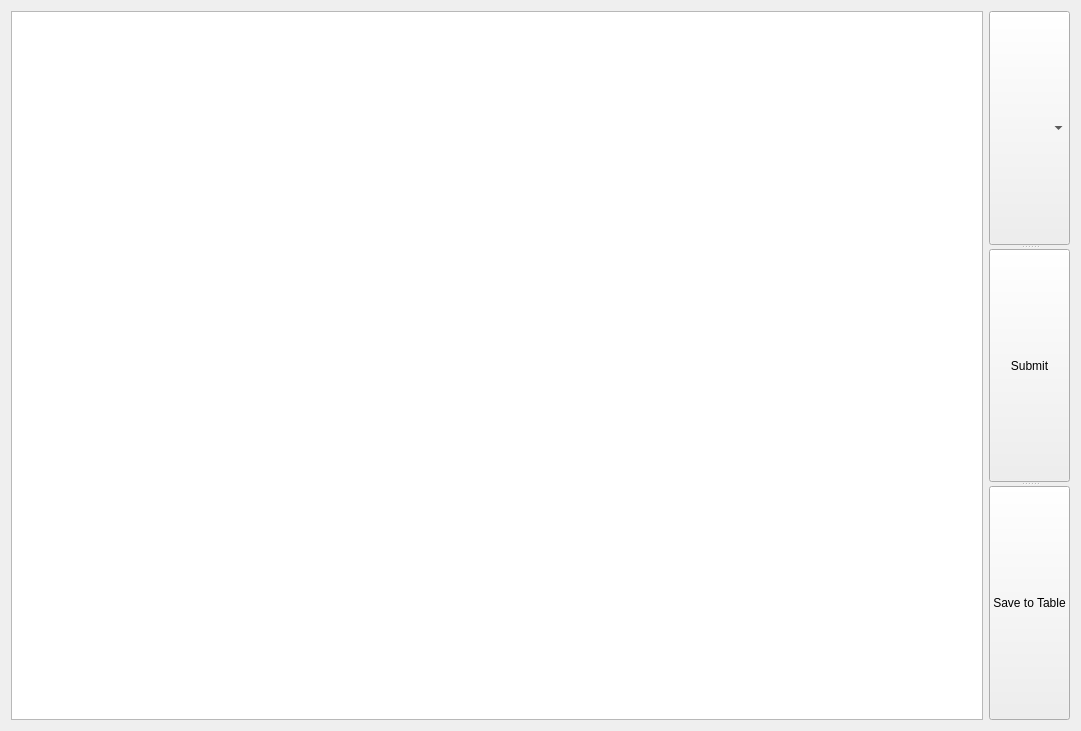
Old version of the form QDataBase/src/mainwindow.ui in the repository Daidal0s/QDataBase.Project.
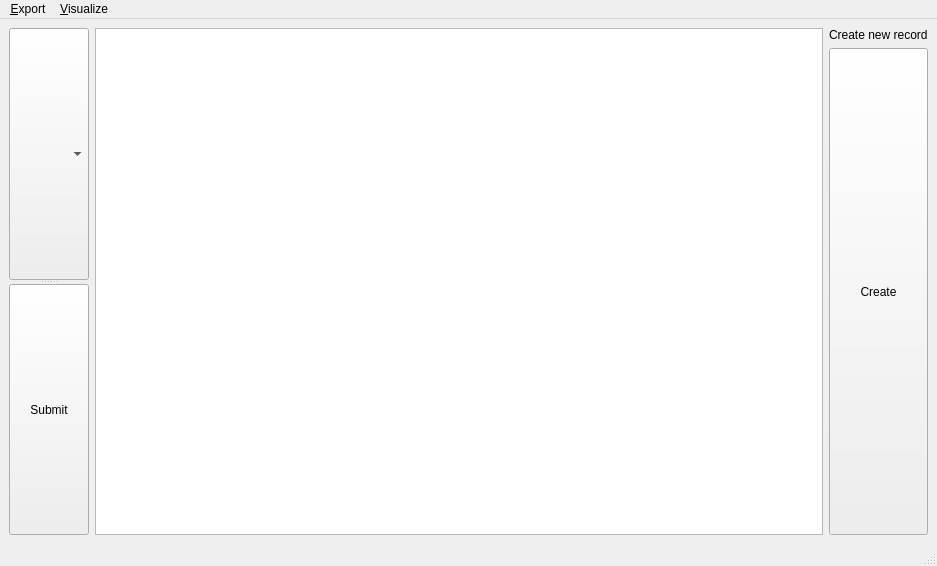
New version of the form.

Commit message: Added: menu bar with some of the features Refactor: -some variables beacame private -now raw pointer of windows deletes

The edit to the form file:
```diff
--- a/QDataBase/src/mainwindow.ui
+++ b/QDataBase/src/mainwindow.ui
@@ -1,30 +1,20 @@
 <?xml version="1.0" encoding="UTF-8"?>
 <ui version="4.0">
  <class>MainWindow</class>
- <widget class="QWidget" name="MainWindow">
+ <widget class="QMainWindow" name="MainWindow">
   <property name="geometry">
    <rect>
     <x>0</x>
     <y>0</y>
-    <width>1081</width>
-    <height>731</height>
+    <width>937</width>
+    <height>566</height>
    </rect>
   </property>
-  <property name="sizePolicy">
-   <sizepolicy hsizetype="Fixed" vsizetype="Fixed">
-    <horstretch>0</horstretch>
-    <verstretch>0</verstretch>
-   </sizepolicy>
-  </property>
   <property name="windowTitle">
    <string>Widget</string>
   </property>
-  <layout class="QHBoxLayout" name="horizontalLayout_2">
-   <item>
+  <widget class="QWidget" name="PASTESHITBELOW">
     <layout class="QHBoxLayout" name="horizontalLayout">
-     <item>
-      <widget class="QTableView" name="tv_sql"/>
-     </item>
      <item>
       <widget class="QSplitter" name="splitter">
        <property name="minimumSize">
@@ -42,16 +32,89 @@
          <string>Submit</string>
         </property>
        </widget>
-       <widget class="QPushButton" name="pb_saveTable">
+     </widget>
+    </item>
+    <item>
+     <widget class="QTableView" name="tv_sql"/>
+    </item>
+    <item>
+     <layout class="QGridLayout" name="gl_createRecord">
+      <item row="1" column="0" alignment="Qt::AlignTop">
+       <widget class="QLabel" name="lb_createRecord">
+        <property name="sizePolicy">
+         <sizepolicy hsizetype="Preferred" vsizetype="Maximum">
+          <horstretch>0</horstretch>
+          <verstretch>0</verstretch>
+         </sizepolicy>
+        </property>
+        <property name="maximumSize">
+         <size>
+          <width>16777215</width>
+          <height>20</height>
+         </size>
+        </property>
         <property name="text">
-         <string>Save to Table</string>
+         <string>Create new record</string>
         </property>
        </widget>
-      </widget>
-     </item>
+      </item>
+      <item row="3" column="0">
+       <widget class="QSplitter" name="splitter_2">
+        <property name="orientation">
+         <enum>Qt::Vertical</enum>
+        </property>
+        <widget class="QPushButton" name="pb_createRecord">
+         <property name="text">
+          <string>Create</string>
+         </property>
+        </widget>
+       </widget>
+      </item>
+      <item row="2" column="0">
+       <layout class="QVBoxLayout" name="vl_fillableFields"/>
+      </item>
     </layout>
    </item>
   </layout>
+  </widget>
+  <widget class="QMenuBar" name="menubar">
+   <property name="geometry">
+    <rect>
+     <x>0</x>
+     <y>0</y>
+     <width>937</width>
+     <height>23</height>
+    </rect>
+   </property>
+   <property name="defaultUp">
+    <bool>false</bool>
+   </property>
+   <widget class="QMenu" name="menu_Export">
+    <property name="title">
+     <string>&amp;Export</string>
+    </property>
+    <addaction name="actionTo_csv"/>
+   </widget>
+   <widget class="QMenu" name="menuVisualize">
+    <property name="title">
+     <string>&amp;Visualize</string>
+    </property>
+    <addaction name="actionData_in_diagrams"/>
+   </widget>
+   <addaction name="menu_Export"/>
+   <addaction name="menuVisualize"/>
+  </widget>
+  <widget class="QStatusBar" name="statusbar"/>
+  <action name="actionTo_csv">
+   <property name="text">
+    <string>This table to .csv</string>
+   </property>
+  </action>
+  <action name="actionData_in_diagrams">
+   <property name="text">
+    <string>Data in diagrams</string>
+   </property>
+  </action>
  </widget>
  <resources/>
  <connections/>
```
Left out of the diff: 2 changed lines with no effect on the pictures. Lines whose indentation alone changed are shown as unchanged. The commit also changes 7 other files.
